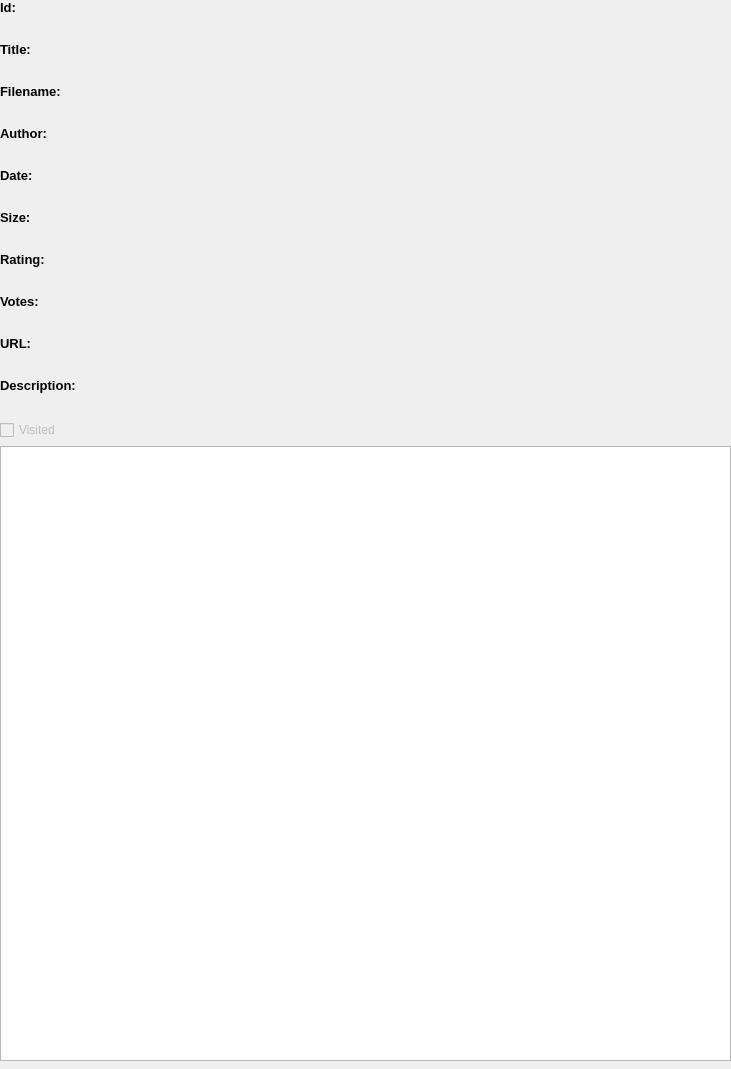
This is wadtrackerlight/ui/wad_item_ui.ui in DLavigneGH/dlavigne.github.io as Qt 5 draws it before an edit. The edited form follows.
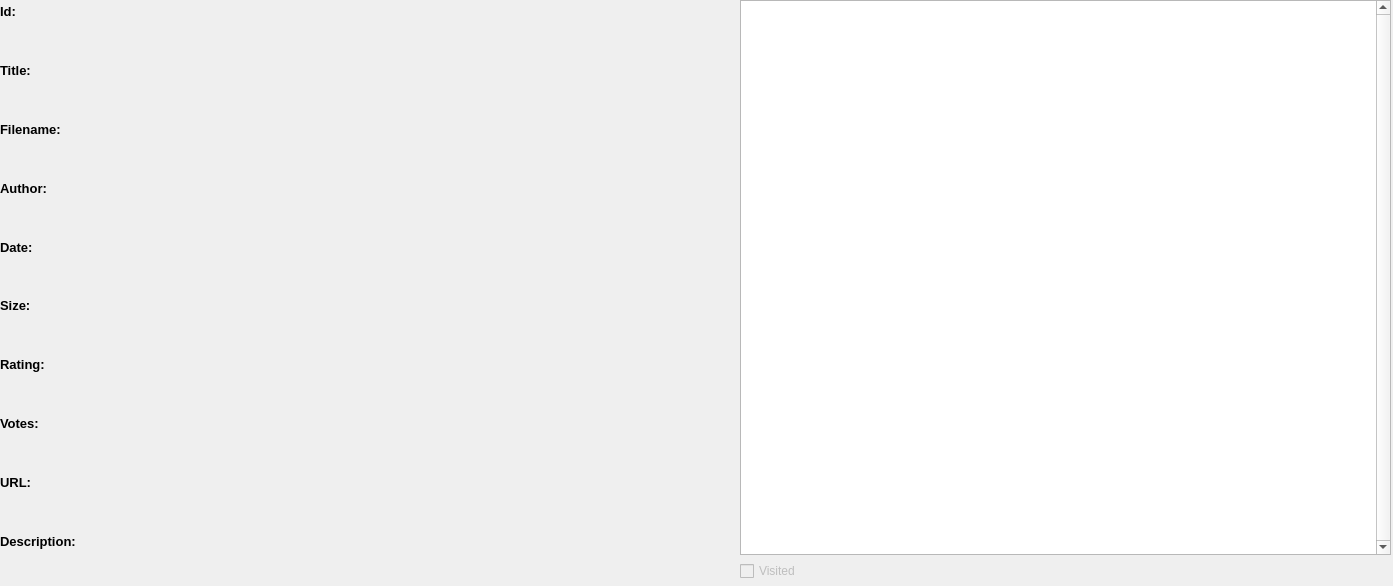
This is the edited form.

Diff of the .ui file:
```diff
--- a/wadtrackerlight/ui/wad_item_ui.ui
+++ b/wadtrackerlight/ui/wad_item_ui.ui
@@ -6,8 +6,8 @@
    <rect>
     <x>0</x>
     <y>0</y>
-    <width>731</width>
-    <height>1069</height>
+    <width>1393</width>
+    <height>586</height>
    </rect>
   </property>
   <property name="windowTitle">
@@ -19,7 +19,7 @@
      <x>0</x>
      <y>0</y>
      <width>731</width>
-     <height>1061</height>
+     <height>582</height>
     </rect>
    </property>
    <layout class="QVBoxLayout" name="wadItemLayout">
@@ -35,6 +35,9 @@
       <property name="text">
        <string>Id:</string>
       </property>
+      <property name="alignment">
+       <set>Qt::AlignLeading|Qt::AlignLeft|Qt::AlignVCenter</set>
+      </property>
      </widget>
     </item>
     <item>
@@ -61,6 +64,9 @@
       <property name="text">
        <string>Title:</string>
       </property>
+      <property name="alignment">
+       <set>Qt::AlignLeading|Qt::AlignLeft|Qt::AlignVCenter</set>
+      </property>
      </widget>
     </item>
     <item>
@@ -87,6 +93,9 @@
       <property name="text">
        <string>Filename:</string>
       </property>
+      <property name="alignment">
+       <set>Qt::AlignLeading|Qt::AlignLeft|Qt::AlignVCenter</set>
+      </property>
      </widget>
     </item>
     <item>
@@ -113,6 +122,9 @@
       <property name="text">
        <string>Author:</string>
       </property>
+      <property name="alignment">
+       <set>Qt::AlignLeading|Qt::AlignLeft|Qt::AlignVCenter</set>
+      </property>
      </widget>
     </item>
     <item>
@@ -139,6 +151,9 @@
       <property name="text">
        <string>Date:</string>
       </property>
+      <property name="alignment">
+       <set>Qt::AlignLeading|Qt::AlignLeft|Qt::AlignVCenter</set>
+      </property>
      </widget>
     </item>
     <item>
@@ -165,6 +180,9 @@
       <property name="text">
        <string>Size:</string>
       </property>
+      <property name="alignment">
+       <set>Qt::AlignLeading|Qt::AlignLeft|Qt::AlignVCenter</set>
+      </property>
      </widget>
     </item>
     <item>
@@ -191,6 +209,9 @@
       <property name="text">
        <string>Rating:</string>
       </property>
+      <property name="alignment">
+       <set>Qt::AlignLeading|Qt::AlignLeft|Qt::AlignVCenter</set>
+      </property>
      </widget>
     </item>
     <item>
@@ -217,6 +238,9 @@
       <property name="text">
        <string>Votes:</string>
       </property>
+      <property name="alignment">
+       <set>Qt::AlignLeading|Qt::AlignLeft|Qt::AlignVCenter</set>
+      </property>
      </widget>
     </item>
     <item>
@@ -243,6 +267,9 @@
       <property name="text">
        <string>URL:</string>
       </property>
+      <property name="alignment">
+       <set>Qt::AlignLeading|Qt::AlignLeft|Qt::AlignVCenter</set>
+      </property>
      </widget>
     </item>
     <item>
@@ -272,6 +299,9 @@
       <property name="text">
        <string>Description:</string>
       </property>
+      <property name="alignment">
+       <set>Qt::AlignLeading|Qt::AlignLeft|Qt::AlignVCenter</set>
+      </property>
       <property name="wordWrap">
        <bool>true</bool>
       </property>
@@ -292,6 +322,25 @@
       </property>
      </widget>
     </item>
+   </layout>
+  </widget>
+  <widget class="QWidget" name="verticalLayoutWidget_2">
+   <property name="geometry">
+    <rect>
+     <x>740</x>
+     <y>0</y>
+     <width>651</width>
+     <height>581</height>
+    </rect>
+   </property>
+   <layout class="QVBoxLayout" name="verticalLayout">
+    <item>
+     <widget class="QTextBrowser" name="textFile">
+      <property name="verticalScrollBarPolicy">
+       <enum>Qt::ScrollBarAlwaysOn</enum>
+      </property>
+     </widget>
+    </item>
     <item>
      <widget class="QCheckBox" name="visitedCheckBox">
       <property name="enabled">
@@ -302,9 +351,6 @@
       </property>
      </widget>
     </item>
-    <item>
-     <widget class="QTextBrowser" name="textFile"/>
-    </item>
    </layout>
   </widget>
  </widget>
```
